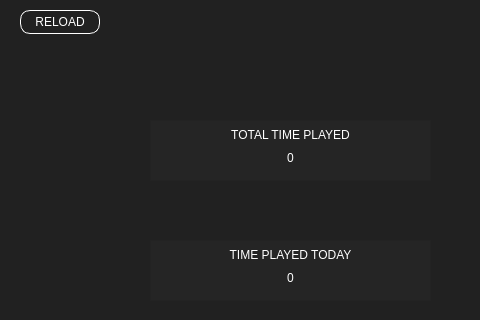
This is stats.ui in illud/crono as Qt 5 draws it before an edit; both pictures show x 0 to 480 and y 0 to 320 of the 933 by 549 pixel window. The edited form follows.
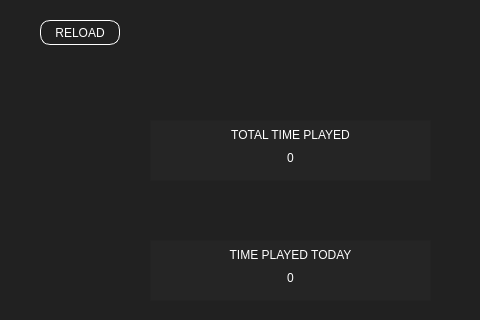
This is the edited form.

Commit message: emit reload stats on btn show stats

Diff of the .ui file:
```diff
--- a/stats.ui
+++ b/stats.ui
@@ -77,48 +77,6 @@
     </property>
    </widget>
   </widget>
-  <widget class="QPushButton" name="reloadBtn">
-   <property name="geometry">
-    <rect>
-     <x>20</x>
-     <y>10</y>
-     <width>80</width>
-     <height>24</height>
-    </rect>
-   </property>
-   <property name="cursor">
-    <cursorShape>PointingHandCursor</cursorShape>
-   </property>
-   <property name="styleSheet">
-    <string notr="true">QPushButton#reloadBtn { 
-    background-color:  transparent;
-	font: 900 9pt &quot;Arial Black&quot;;
-	color: rgb(255, 255, 255);
-    border: 1px;
-	border-color: rgb(255,255,255);
-	border-style: outset;
-border-radius: 10px;
-}
-
-QPushButton#reloadBtn:hover{ 
-    background-color: rgb(252, 196, 25);
-	font: 900 9pt &quot;Arial Black&quot;;
-	color: rgb(255, 255, 255);
-    border: 0px;
-}
-
-QPushButton#reloadBtn::focus:pressed{ 
-	background-color: rgb(252, 72, 25);
-	font: 900 9pt &quot;Arial Black&quot;;
-	color: rgb(255, 255, 255);
-    border: 0px;
-}
-</string>
-   </property>
-   <property name="text">
-    <string>RELOAD</string>
-   </property>
-  </widget>
   <widget class="QFrame" name="frame_2">
    <property name="geometry">
     <rect>
@@ -424,6 +382,48 @@
     </property>
    </widget>
   </widget>
+  <widget class="QPushButton" name="btnReload">
+   <property name="geometry">
+    <rect>
+     <x>40</x>
+     <y>20</y>
+     <width>80</width>
+     <height>25</height>
+    </rect>
+   </property>
+   <property name="cursor">
+    <cursorShape>PointingHandCursor</cursorShape>
+   </property>
+   <property name="styleSheet">
+    <string notr="true">QPushButton#btnReload { 
+    background-color:  transparent;
+	font: 900 9pt &quot;Arial Black&quot;;
+	color: rgb(255, 255, 255);
+    border: 1px;
+	border-color: rgb(255, 255, 255);
+	border-style: outset;
+border-radius: 10px;
+}
+
+QPushButton#btnReload:hover{ 
+    background-color: rgb(252, 196, 25);
+	font: 900 9pt &quot;Arial Black&quot;;
+	color: rgb(255, 255, 255);
+    border: 0px;
+}
+
+QPushButton#btnReload::focus:pressed{ 
+	background-color: rgb(252, 72, 25);
+	font: 900 9pt &quot;Arial Black&quot;;
+	color: rgb(255, 255, 255);
+    border: 0px;
+}
+</string>
+   </property>
+   <property name="text">
+    <string>RELOAD</string>
+   </property>
+  </widget>
  </widget>
  <resources/>
  <connections/>
```
The commit also changes 4 other files.
